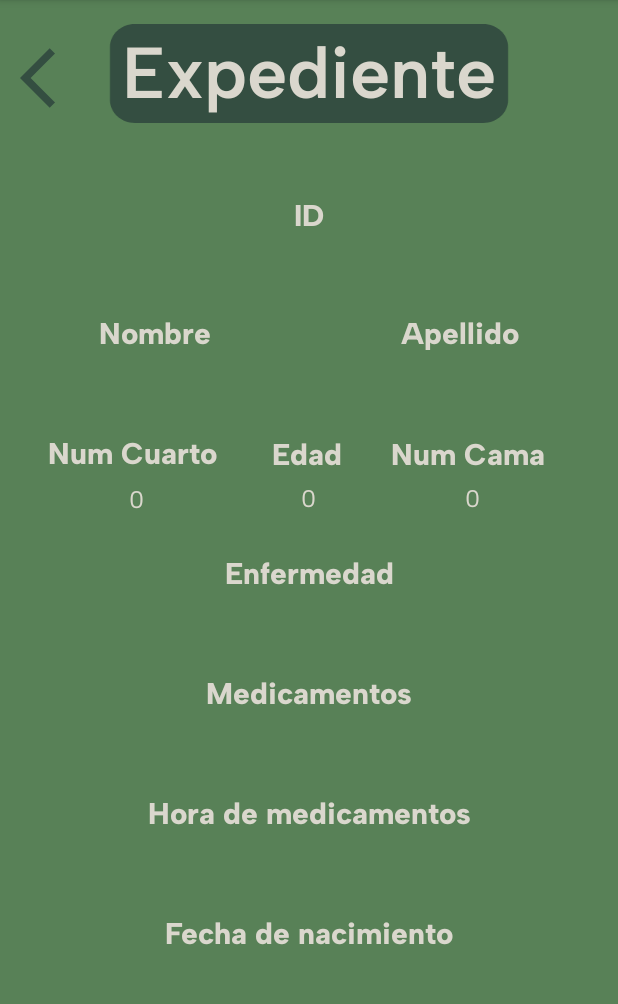
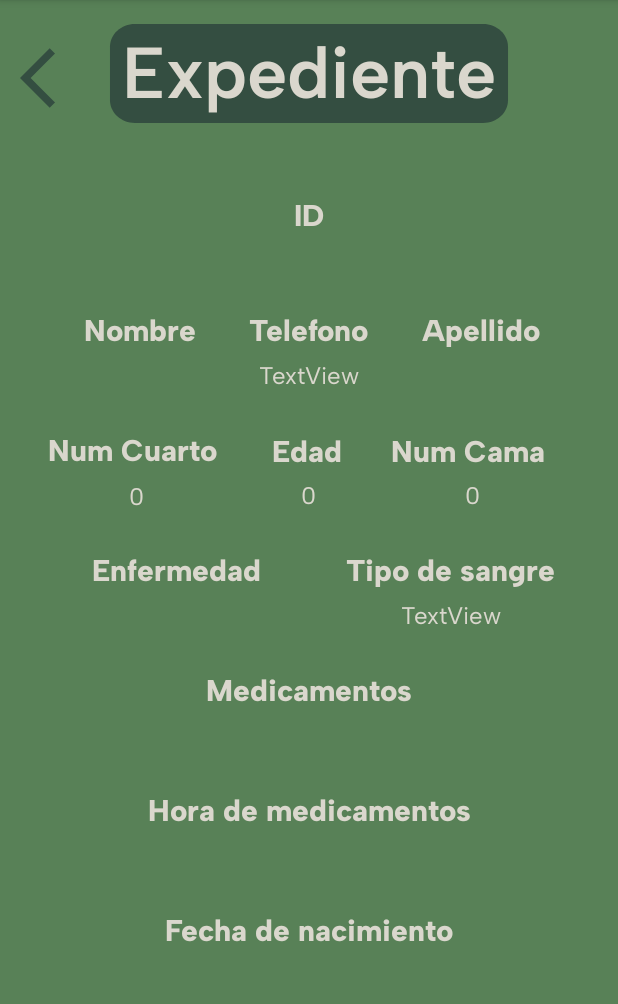
Before and after one commit to Cholo0407/Proyecto-Formativo-1b, an Android app: the expediente screen opened directly, with no data from a screen before it, on a phone screen of 412 x 824 dp, the part 84-1088 px from its top. Run offline under Robolectric (Android 15) with nearby library versions, the phone set to English and light mode, and no system bars.

Commit message:
añadir tipo de sangre y telefono al insert

```diff
--- a/app/src/main/java/Modelo/Pacientes.kt
+++ b/app/src/main/java/Modelo/Pacientes.kt
@@ -4,6 +4,8 @@ data class Pacientes(
     val uuid_paciente: String,
     var nombre: String,
     var apellido: String,
+    var tipo_sangre: String,
+    var telefono: String,
     var edad: Int,
     var enfermedad: String,
     var numero_Cuarto: Int,
--- a/app/src/main/res/layout/activity_expediente.xml
+++ b/app/src/main/res/layout/activity_expediente.xml
@@ -22,31 +22,54 @@
         android:id="@+id/textView17"
         android:layout_width="wrap_content"
         android:layout_height="wrap_content"
-        android:layout_marginStart="60dp"
-        android:layout_marginTop="54dp"
-        android:layout_marginEnd="60dp"
+        android:layout_marginEnd="35dp"
         android:fontFamily="@font/albert_sans_extrabold_italic"
         android:text="Nombre"
         android:textColor="#DAD7CD"
         android:textSize="20sp"
-        app:layout_constraintEnd_toStartOf="@+id/textView18"
-        app:layout_constraintStart_toStartOf="parent"
-        app:layout_constraintTop_toBottomOf="@+id/textView13" />
+        app:layout_constraintBottom_toBottomOf="@+id/textView23"
+        app:layout_constraintEnd_toStartOf="@+id/textView23"
+        app:layout_constraintTop_toTopOf="@+id/textView23" />
 
     <TextView
         android:id="@+id/textView18"
         android:layout_width="wrap_content"
         android:layout_height="wrap_content"
-        android:layout_marginStart="60dp"
-        android:layout_marginTop="54dp"
-        android:layout_marginEnd="60dp"
+        android:layout_marginStart="35dp"
         android:fontFamily="@font/albert_sans_extrabold_italic"
         android:text="Apellido"
         android:textColor="#DAD7CD"
         android:textSize="20sp"
+        app:layout_constraintBottom_toBottomOf="@+id/textView23"
+        app:layout_constraintStart_toEndOf="@+id/textView23"
+        app:layout_constraintTop_toTopOf="@+id/textView23" />
+
+    <TextView
+        android:id="@+id/textView23"
+        android:layout_width="wrap_content"
+        android:layout_height="wrap_content"
+        android:layout_marginTop="52dp"
+        android:fontFamily="@font/albert_sans_extrabold_italic"
+        android:text="Telefono"
+        android:textColor="#DAD7CD"
+        android:textSize="20sp"
         app:layout_constraintEnd_toEndOf="parent"
-        app:layout_constraintStart_toEndOf="@+id/textView17"
+        app:layout_constraintStart_toStartOf="parent"
         app:layout_constraintTop_toBottomOf="@+id/textView13" />
+
+    <TextView
+        android:id="@+id/textView24"
+        android:layout_width="wrap_content"
+        android:layout_height="wrap_content"
+        android:layout_marginTop="55dp"
+        android:fontFamily="@font/albert_sans_extrabold_italic"
+        android:text="Tipo de sangre"
+        android:textColor="#DAD7CD"
+        android:textSize="20sp"
+        app:layout_constraintEnd_toEndOf="parent"
+        app:layout_constraintHorizontal_bias="0.845"
+        app:layout_constraintStart_toStartOf="parent"
+        app:layout_constraintTop_toBottomOf="@+id/textView14" />
 
     <TextView
         android:id="@+id/textView19"
@@ -58,6 +81,7 @@
         android:textColor="#DAD7CD"
         android:textSize="20sp"
         app:layout_constraintEnd_toEndOf="parent"
+        app:layout_constraintHorizontal_bias="0.205"
         app:layout_constraintStart_toStartOf="parent"
         app:layout_constraintTop_toBottomOf="@+id/textView14" />
 
@@ -207,6 +231,19 @@
         app:layout_constraintTop_toBottomOf="@+id/textView17" />
 
     <TextView
+        android:id="@+id/lblTelefono"
+        android:layout_width="wrap_content"
+        android:layout_height="wrap_content"
+        android:layout_marginTop="8dp"
+        android:fontFamily="@font/albert_sans"
+        android:text="TextView"
+        android:textColor="#DAD7CD"
+        android:textSize="16sp"
+        app:layout_constraintEnd_toEndOf="@+id/textView23"
+        app:layout_constraintStart_toStartOf="@+id/textView23"
+        app:layout_constraintTop_toBottomOf="@+id/textView23" />
+
+    <TextView
         android:id="@+id/lblApellido"
         android:layout_width="wrap_content"
         android:layout_height="wrap_content"
@@ -310,4 +347,17 @@
         app:layout_constraintStart_toStartOf="@+id/textView19"
         app:layout_constraintTop_toBottomOf="@+id/textView19" />
 
+    <TextView
+        android:id="@+id/lblTipoSangre"
+        android:layout_width="wrap_content"
+        android:layout_height="wrap_content"
+        android:layout_marginTop="8dp"
+        android:fontFamily="@font/albert_sans"
+        android:text="TextView"
+        android:textColor="#DAD7CD"
+        android:textSize="16sp"
+        app:layout_constraintEnd_toEndOf="@+id/textView24"
+        app:layout_constraintStart_toStartOf="@+id/textView24"
+        app:layout_constraintTop_toBottomOf="@+id/textView24" />
+
 </androidx.constraintlayout.widget.ConstraintLayout>
```
Also changed, not shown: app/src/main/java/alessandro/munoz/proyectoformativo1b/anadirPacientes.kt (+30 -8 lines), app/src/main/res/layout/fragment_anadir_pacientes.xml (+6 -4 lines).
